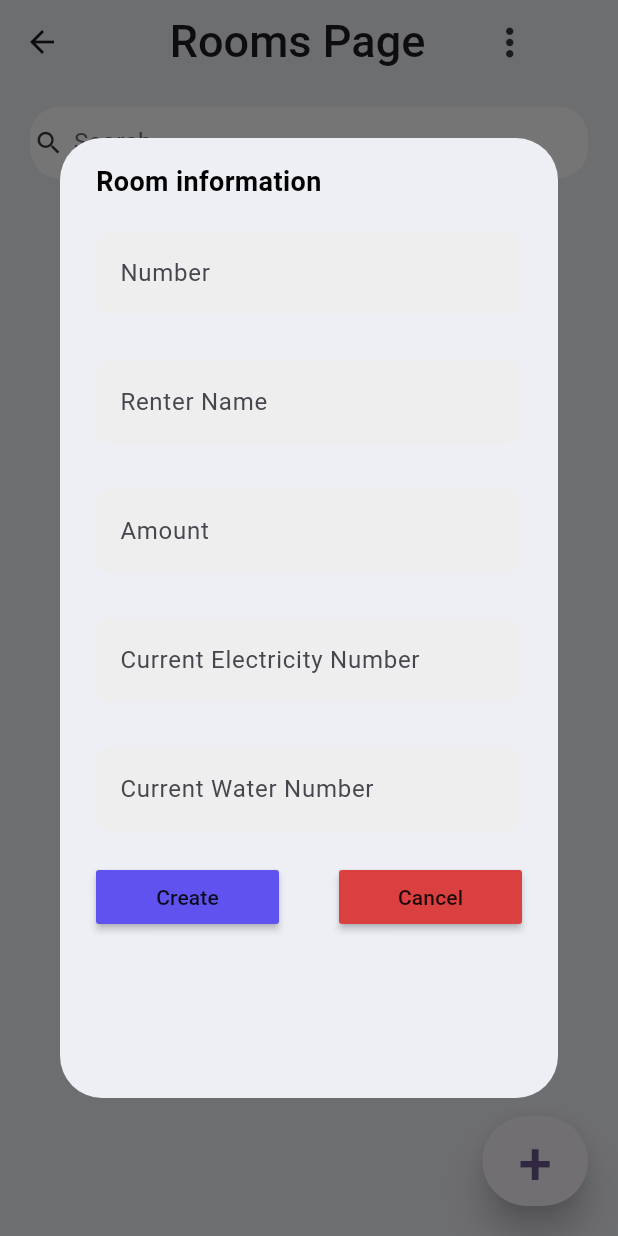
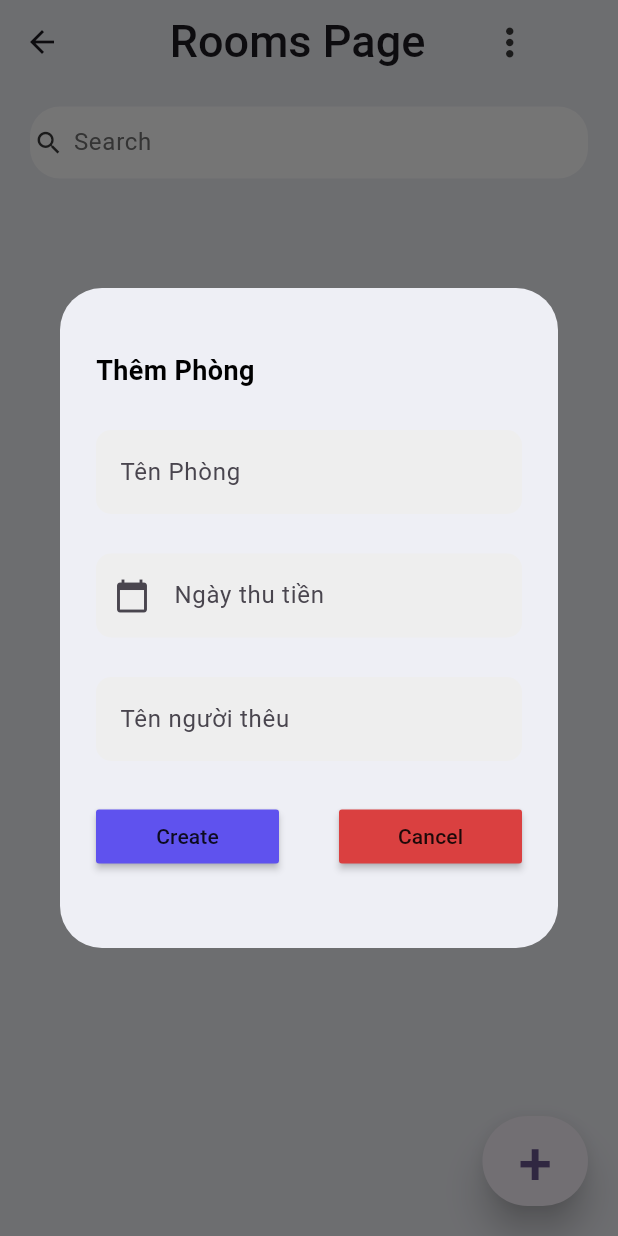
Before and after one commit to nguyenvuhoanghoa95/Room_Manager, a Flutter app: the RoomPage screen opened by its route, after a tap on an icon or button, on a phone screen of 412 x 824 dp. Run offline on Flutter 3.47's test engine with Material 3 defaults, Android fonts, the phone set to English and light mode, and no system bars; our stand-ins replace hive, hive_flutter; accounts and stored records are empty.

Commit message:
Update room
+ Insert room page
+ Insert regist room page
+ UI upgrate

```diff
--- a/lib/model/room.dart
+++ b/lib/model/room.dart
@@ -1,6 +1,4 @@
 import 'package:hive_flutter/hive_flutter.dart';
-import 'package:room_manager/model/house.dart';
-
 part 'room.g.dart';
 
 @HiveType(typeId: 2, adapterName: "RoomAdapter")
@@ -12,7 +10,7 @@ class Room extends HiveObject {
   late int id;
 
   @HiveField(1)
-  late DateTime startDate;
+  late DateTime rentDueDate;
 
   @HiveField(2)
   late int roomNumber;
@@ -45,7 +43,7 @@ class Room extends HiveObject {
   late bool status;
 
   // Constructor
-  Room(this.startDate, this.roomNumber, this.houseId, this.roomRenterName, this.amountOfRoom, this.totalAmountOwed, this.currentElectricityNumber, this.currentWaterNumber, this.roomActivitieIds, this.invoiceIds, this.status){
+  Room(this.rentDueDate, this.roomNumber, this.houseId, this.roomRenterName, this.amountOfRoom, this.totalAmountOwed, this.currentElectricityNumber, this.currentWaterNumber, this.roomActivitieIds, this.invoiceIds, this.status){
      id = ++_lastId; // Increment the last used ID and assign it to the current instance
   }
 }
--- a/lib/screens/room_page.dart
+++ b/lib/screens/room_page.dart
@@ -1,13 +1,10 @@
-import 'package:flutter/foundation.dart';
 import 'package:flutter/material.dart';
 import 'package:room_manager/constants/colors.dart';
 import 'package:room_manager/database/database_setting.dart';
-import 'package:room_manager/model/house.dart';
 import 'package:room_manager/model/room.dart';
-import 'package:room_manager/widgets/appbar/custom_appbar.dart';
 import 'package:room_manager/widgets/appbar/room_appbar.dart';
 import 'package:room_manager/widgets/dialog/room_dialog.dart';
-import 'package:room_manager/widgets/room/room_items.dart';
+import 'package:room_manager/widgets/room/room_item.dart';
 
 class RoomPage extends StatefulWidget {
   const RoomPage({super.key});
@@ -40,13 +37,27 @@ Widget searchBox() {
   );
 }
 
+class _RoomPageState extends State<RoomPage> {
+  int? houseId;
+  List<Room>? rooms;
 
+  @override
+  void initState() {
+    super.initState();
+    Future.delayed(Duration.zero, () {
+      houseId = ModalRoute.of(context)!.settings.arguments as int?;
 
-class _RoomPageState extends State<RoomPage> {
-
+      setState(() {
+        rooms = roomBox.values
+          .where((element) => element.houseId == houseId)
+          .toList();
+      });
+      print(roomBox.values.toList());
+    });
+  }
 
   //save new home
-  void saveNewHome() {
+  void saveNewRoom() {
     //   if(_addressController.text.isNotEmpty &&
     //   _nameOwnerController.text.isNotEmpty &&
     //   _availableRoomsController.text.isNotEmpty &&
@@ -71,25 +82,40 @@ class _RoomPageState extends State<RoomPage> {
     Navigator.of(context).pop();
   }
 
-
   // Create new home
-  void createNewRoom(){
+  void createNewRoom() {
     showDialog(
-     context: context ,
+      context: context,
       builder: (context) {
         return RoomDialog(
-        create: saveNewHome,
-        cancel: () => Navigator.of(context).pop(),);
-    },);
+          create: saveNewRoom,
+          cancel: () => Navigator.of(context).pop(),
+        );
+      },
+    );
   }
 
+  // Remove room
+  removeRoom(int index) {
+    roomBox.deleteAt(index);
+    if (rooms != null) {
+      setState(() {
+        rooms = List<Room>.from(roomBox.values);
+      });
+    }
+  }
+
+//  //Navigate to roompage
+//   navigateToRoomPage(CalendarDatePicker){
+//      Navigator.pushNamed(
+//         context,
+//         '/room-page',
+//         arguments: roomId
+//       );
+//   }
 
   @override
   Widget build(BuildContext context) {
-
-    int? houseId = ModalRoute.of(context)!.settings.arguments as int?;
-    List<Room> rooms = roomBox.values.where((element) => element.houseId == houseId).toList();
-
     return Scaffold(
       backgroundColor: tbBGColor,
       appBar: RoomAppBar(),
@@ -102,23 +128,15 @@ class _RoomPageState extends State<RoomPage> {
                   searchBox(),
                   Expanded(
                     child: ListView.builder(
-                      itemCount: rooms.length,
+                      itemCount: rooms?.length ?? 0,
                       itemBuilder: (BuildContext context, int index) {
-                        if(rooms.isNotEmpty){
                         return Container(
                             margin: const EdgeInsets.only(
                               top: 25,
                             ),
-                            // child: RoomItems(
-                            //   // room: Room(roomNumber, houseId, roomRenterName, amountOfRoom, totalAmountOwed, currentElectricityNumber, currentWaterNumber, roomActivitieIds, invoiceIds, status),
-                            //   removeHouseFuntion:() {
-                            //     // removeHouse(index);
-                            //   },
-                            //   navigateToRoomPage: () {
-                            //     // navigateToRoomPage(context);
-                            //   },)
-                        );
-                        }
+                            child: RoomItem(
+                                room: rooms![index],
+                                removeRoomFuntion: () => removeRoom(index)));
                       },
                     ),
                   )
--- a/lib/widgets/dialog/room_dialog.dart
+++ b/lib/widgets/dialog/room_dialog.dart
@@ -3,18 +3,18 @@ import 'package:flutter/services.dart';
 import 'package:room_manager/constants/colors.dart';
 import 'package:room_manager/widgets/button/my_button.dart';
 
-class RoomDialog extends StatelessWidget {
+class RoomDialog extends StatefulWidget {
+ final VoidCallback create;
+ final VoidCallback cancel;
+
   // final addressController;
   // final nameOwnerController;
   // final availableRoomsController;
   // final electricityPriceController;
   // final waterPriceController;
 
-  VoidCallback create;
-  VoidCallback cancel;
-
-  RoomDialog(
-      {super.key,
+  const RoomDialog({
+    super.key,
     required this.create,
     required this.cancel,
     // this.addressController,
@@ -25,73 +25,96 @@ class RoomDialog extends StatelessWidget {
   });
 
   @override
+  State<StatefulWidget> createState() => _RoomDialog();
+}
+
+class _RoomDialog extends State<RoomDialog> {
+  late VoidCallback create;
+  late VoidCallback cancel;
+  final TextEditingController _dateController = TextEditingController();
+  DateTime selectedDate = DateTime.now();
+
+  @override
+  void initState() {
+    super.initState();
+    create = widget.create;
+    cancel = widget.cancel;
+  }
+
+  @override
   Widget build(BuildContext context) {
+
+    Future<void> selectDate() async {
+      var pickerDate = await showDatePicker(
+          context: context,
+          initialDate: DateTime.now(),
+          firstDate: DateTime(2000),
+          lastDate: DateTime(2100));
+      if (pickerDate != null) {
+        setState(() {
+          _dateController.text = pickerDate.toString().split(" ")[0];
+        });
+      }
+    }
+
     return AlertDialog(
       backgroundColor: tbBGColor,
-      content: Container(
-        height: 600,
+      content: SizedBox(
+        height: 400,
         width: 500,
-        child: ListView(
-          // mainAxisAlignment: MainAxisAlignment.spaceEvenly,
-          // crossAxisAlignment: CrossAxisAlignment.start,
+        child: Column(
+          mainAxisAlignment: MainAxisAlignment.spaceEvenly,
+          crossAxisAlignment: CrossAxisAlignment.start,
           children: [
             //title
             const Text(
-              'Room information',
+              'Thêm Phòng',
               style: TextStyle(
                   fontSize: 18.0,
                   color: Colors.black,
                   fontWeight: FontWeight.bold),
             ),
             //text to input value
-            Container(
-              padding: const EdgeInsets.only(top: 20,bottom: 20),
-              decoration: BoxDecoration(
-                borderRadius: BorderRadius.circular(2)
-              ),
-              child: TextField(
+            TextField(
               // controller: addressController,
               decoration: InputDecoration(
+                labelText: 'Tên Phòng',
                 filled: true,
                 fillColor: Colors.grey[200],
-                  hintText: 'Number',
+                hintText: 'VD: 01,2A',
                 border: OutlineInputBorder(
                   borderRadius: BorderRadius.circular(10.0),
                   borderSide: BorderSide.none,
                 ),
               ),
             ),
-            ),
 
-            Container(
-              padding: const EdgeInsets.only(top: 10,bottom: 20),
-              decoration: BoxDecoration(
-                borderRadius: BorderRadius.circular(2)
-              ),
-              child: TextField(
-                // controller: nameOwnerController,
+            TextField(
+              controller: _dateController,
               decoration: InputDecoration(
+                  labelText: 'Ngày thu tiền',
                   filled: true,
                   fillColor: Colors.grey[200],
-                  hintText: 'Renter Name',
+                  prefixIcon: const Icon(Icons.calendar_today),
+                  hintText: 'VD: 2023-03-12',
                   border: OutlineInputBorder(
                     borderRadius: BorderRadius.circular(10.0),
                     borderSide: BorderSide.none,
                   ),
+                  focusedBorder: const OutlineInputBorder(
+                      borderSide: BorderSide(color: Colors.blue))),
+              readOnly: true,
+              onTap: () {
+                selectDate();
+              },
             ),
-              ),
-            ),
-            Container(
-              padding: const EdgeInsets.only(top: 10,bottom: 20),
-              decoration: BoxDecoration(
-                borderRadius: BorderRadius.circular(2)
-              ),
-              child: TextField(
+            TextField(
               // controller: availableRoomsController,
               decoration: InputDecoration(
+                labelText: 'Tên người thêu',
                 filled: true,
                 fillColor: Colors.grey[200],
-                  hintText: 'Amount',
+                hintText: 'VD: Nguyễn Văn A',
                 border: OutlineInputBorder(
                   borderRadius: BorderRadius.circular(10.0),
                   borderSide: BorderSide.none,
@@ -100,61 +123,60 @@ class RoomDialog extends StatelessWidget {
               keyboardType: TextInputType.number,
               inputFormatters: [FilteringTextInputFormatter.digitsOnly],
             ),
-            ),
-            Container(
-              padding: const EdgeInsets.only(top: 10,bottom: 20),
-              decoration: BoxDecoration(
-                borderRadius: BorderRadius.circular(2)
-              ),
-              child: TextField(
-                // controller: electricityPriceController,
-                decoration: InputDecoration(
-                  filled: true,
-                  fillColor: Colors.grey[200],
-                  hintText: 'Current Electricity Number',
-                  border: OutlineInputBorder(
-                    borderRadius: BorderRadius.circular(10.0),
-                    borderSide: BorderSide.none,
-                  ),
-                ),
-                keyboardType: TextInputType.number,
-                inputFormatters: [FilteringTextInputFormatter.digitsOnly],
-              ),
-            ),
-            Container(
-              padding: const EdgeInsets.only(top: 10,bottom: 20),
-              decoration: BoxDecoration(
-                borderRadius: BorderRadius.circular(2)
-              ),
-              child: TextField(
-                // controller: waterPriceController,
-                decoration: InputDecoration(
-                  filled: true,
-                  fillColor: Colors.grey[200],
-                  hintText: 'Current Water Number',
-                  border: OutlineInputBorder(
-                    borderRadius: BorderRadius.circular(10.0),
-                    borderSide: BorderSide.none,
-                  ),
-                ),
-                keyboardType: TextInputType.number,
-                inputFormatters: [FilteringTextInputFormatter.digitsOnly],
-              ),
-            ),
+            // Container(
+            //   padding: const EdgeInsets.only(top: 10,bottom: 20),
+            //   decoration: BoxDecoration(
+            //     borderRadius: BorderRadius.circular(2)
+            //   ),
+            //   child: TextField(
+            //     // controller: electricityPriceController,
+            //     decoration: InputDecoration(
+            //       filled: true,
+            //       fillColor: Colors.grey[200],
+            //       hintText: 'Current Electricity Number',
+            //       border: OutlineInputBorder(
+            //         borderRadius: BorderRadius.circular(10.0),
+            //         borderSide: BorderSide.none,
+            //       ),
+            //     ),
+            //     keyboardType: TextInputType.number,
+            //     inputFormatters: [FilteringTextInputFormatter.digitsOnly],
+            //   ),
+            // ),
+            // Container(
+            //   padding: const EdgeInsets.only(top: 10,bottom: 20),
+            //   decoration: BoxDecoration(
+            //     borderRadius: BorderRadius.circular(2)
+            //   ),
+            //   child: TextField(
+            //     // controller: waterPriceController,
+            //     decoration: InputDecoration(
+            //       filled: true,
+            //       fillColor: Colors.grey[200],
+            //       hintText: 'Current Water Number',
+            //       border: OutlineInputBorder(
+            //         borderRadius: BorderRadius.circular(10.0),
+            //         borderSide: BorderSide.none,
+            //       ),
+            //     ),
+            //     keyboardType: TextInputType.number,
+            //     inputFormatters: [FilteringTextInputFormatter.digitsOnly],
+            //   ),
+            // ),
             //button --> save and close
             Row(
               children: [
                 // save button
                 Expanded(
                     child: MyButton(
-                        text: "Create", color: tbBlue, onPressed: create)),
+                        text: "Create", color: tbBlue,onPressed: create)),
                 const SizedBox(
                   width: 40,
                 ),
                 // close button
                 Expanded(
                     child: MyButton(
-                        text: "Cancel", color: tdRed, onPressed: cancel)),
+                        text: "Cancel", color: tdRed,onPressed: cancel)),
               ],
             )
           ],
--- a/lib/widgets/house/house_items.dart
+++ b/lib/widgets/house/house_item.dart
@@ -2,14 +2,14 @@ import 'package:flutter/material.dart';
 import 'package:room_manager/constants/colors.dart';
 import 'package:room_manager/model/house.dart';
 
-class HouseItems extends StatelessWidget {
+class HouseItem extends StatelessWidget {
 
   House house;
 
   VoidCallback removeHouseFuntion;
   VoidCallback navigateToRoomPage;
 
-  HouseItems(
+  HouseItem(
       {super.key,
       required this.house,
       required this.removeHouseFuntion,
```
Also changed, not shown: lib/main.dart (+27 -8 lines), lib/screens/home_page.dart (+4 -6 lines), lib/widgets/room/room_item.dart (renamed from lib/widgets/room/room_items.dart, +22 -31 lines), lib/model/room.g.dart. Lines whose indentation alone changed are shown as unchanged.
